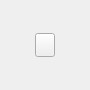
Before: the Qt Designer form LNKWallet/ToolButtonWidget.ui in HcashOrg/hx-indicator, drawn with Qt 5.
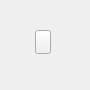
After: the same form once the commit is applied.

```diff
--- a/LNKWallet/ToolButtonWidget.ui
+++ b/LNKWallet/ToolButtonWidget.ui
@@ -31,55 +31,15 @@
    </property>
    <item>
     <widget class="QWidget" name="widget" native="true">
-     <layout class="QHBoxLayout" name="horizontalLayout_2">
-      <property name="spacing">
-       <number>0</number>
-      </property>
-      <property name="leftMargin">
-       <number>0</number>
-      </property>
-      <property name="topMargin">
-       <number>0</number>
-      </property>
-      <property name="rightMargin">
-       <number>0</number>
-      </property>
-      <property name="bottomMargin">
-       <number>0</number>
-      </property>
-      <item>
-       <spacer name="horizontalSpacer">
-        <property name="orientation">
-         <enum>Qt::Horizontal</enum>
-        </property>
-        <property name="sizeHint" stdset="0">
-         <size>
-          <width>6</width>
-          <height>20</height>
-         </size>
-        </property>
-       </spacer>
-      </item>
-      <item>
-       <layout class="QVBoxLayout" name="verticalLayout" stretch="3,2,3">
-        <property name="spacing">
-         <number>0</number>
-        </property>
-        <item>
-         <spacer name="verticalSpacer">
-          <property name="orientation">
-           <enum>Qt::Vertical</enum>
-          </property>
-          <property name="sizeHint" stdset="0">
-           <size>
-            <width>20</width>
-            <height>18</height>
-           </size>
-          </property>
-         </spacer>
-        </item>
-        <item>
          <widget class="QToolButton" name="toolButton">
+      <property name="geometry">
+       <rect>
+        <x>35</x>
+        <y>30</y>
+        <width>16</width>
+        <height>24</height>
+       </rect>
+      </property>
           <property name="sizePolicy">
            <sizepolicy hsizetype="Preferred" vsizetype="Preferred">
             <horstretch>0</horstretch>
@@ -102,36 +62,6 @@
            <enum>Qt::ToolButtonTextOnly</enum>
           </property>
          </widget>
-        </item>
-        <item>
-         <spacer name="verticalSpacer_2">
-          <property name="orientation">
-           <enum>Qt::Vertical</enum>
-          </property>
-          <property name="sizeHint" stdset="0">
-           <size>
-            <width>20</width>
-            <height>40</height>
-           </size>
-          </property>
-         </spacer>
-        </item>
-       </layout>
-      </item>
-      <item>
-       <spacer name="horizontalSpacer_2">
-        <property name="orientation">
-         <enum>Qt::Horizontal</enum>
-        </property>
-        <property name="sizeHint" stdset="0">
-         <size>
-          <width>31</width>
-          <height>20</height>
-         </size>
-        </property>
-       </spacer>
-      </item>
-     </layout>
     </widget>
    </item>
   </layout>
```
Lines whose indentation alone changed are shown as unchanged.
